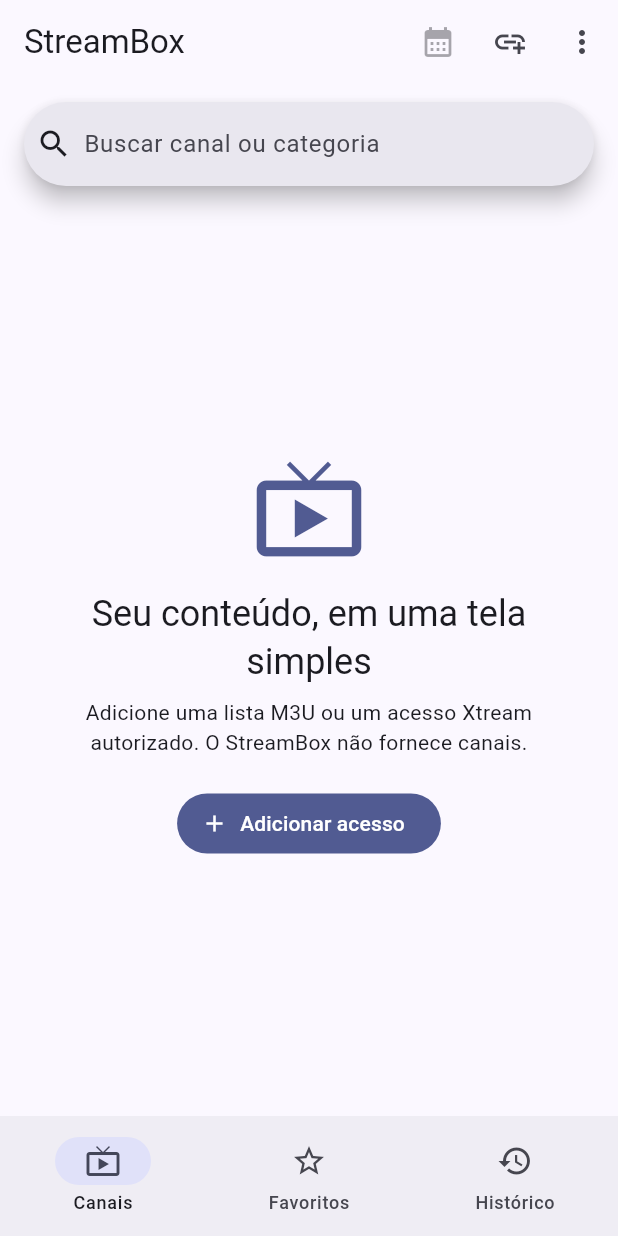
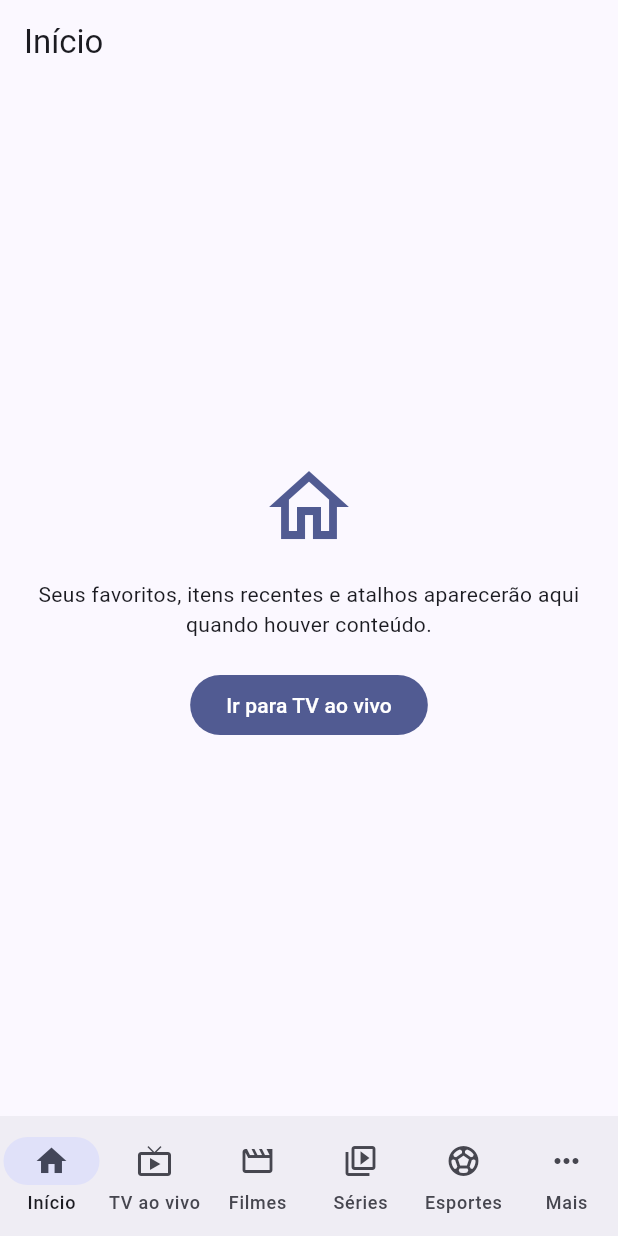
Before and after one commit to waldecir533/streambox, a Flutter app: the screen it shows after launch, on a phone screen of 412 x 824 dp. Run offline on Flutter 3.47's test engine with Material 3 defaults, Android fonts, the phone set to English and light mode, and no system bars; our stand-ins replace shared_preferences, video_player; missing offline and left inert: android_intent_plus, flutter_chrome_cast, flutter_vlc_player.

Commit message:
Adiciona navegação principal adaptável

```diff
--- a/lib/main.dart
+++ b/lib/main.dart
@@ -3,7 +3,7 @@
 import 'package:flutter/material.dart';
 import 'package:flutter_chrome_cast/flutter_chrome_cast.dart';
 
-import 'screens/home_screen.dart';
+import 'screens/app_shell.dart';
 
 Future<void> main() async {
   WidgetsFlutterBinding.ensureInitialized();
@@ -43,7 +43,7 @@
         ),
         useMaterial3: true,
       ),
-      home: const HomeScreen(),
+      home: const AppShell(),
     );
   }
 }
--- /dev/null
+++ b/lib/screens/app_shell.dart
@@ -0,0 +1,244 @@
+import 'package:flutter/material.dart';
+
+import 'home_screen.dart';
+
+enum AppSection {
+  home,
+  live,
+  movies,
+  series,
+  sports,
+  favorites,
+  history,
+  search,
+  settings,
+}
+
+class AppShell extends StatefulWidget {
+  const AppShell({super.key});
+
+  @override
+  State<AppShell> createState() => _AppShellState();
+}
+
+class _AppShellState extends State<AppShell> {
+  AppSection _section = AppSection.home;
+
+  static const _primary = <AppSection>[
+    AppSection.home,
+    AppSection.live,
+    AppSection.movies,
+    AppSection.series,
+    AppSection.sports,
+  ];
+
+  @override
+  Widget build(BuildContext context) {
+    return LayoutBuilder(
+      builder: (context, constraints) {
+        final wide = constraints.maxWidth >= 720;
+        if (wide) {
+          return Scaffold(
+            body: Row(
+              children: [
+                SafeArea(
+                  child: NavigationRail(
+                    extended: constraints.maxWidth >= 1000,
+                    selectedIndex: AppSection.values.indexOf(_section),
+                    onDestinationSelected: (index) =>
+                        setState(() => _section = AppSection.values[index]),
+                    destinations: AppSection.values
+                        .map(
+                          (section) => NavigationRailDestination(
+                            icon: Icon(_icon(section)),
+                            selectedIcon: Icon(_icon(section, selected: true)),
+                            label: Text(_label(section)),
+                          ),
+                        )
+                        .toList(growable: false),
+                  ),
+                ),
+                const VerticalDivider(width: 1),
+                Expanded(child: _content()),
+              ],
+            ),
+          );
+        }
+
+        final selectedPrimary = _primary.indexOf(_section);
+        return Scaffold(
+          body: _content(),
+          bottomNavigationBar: NavigationBar(
+            selectedIndex: selectedPrimary < 0 ? _primary.length : selectedPrimary,
+            onDestinationSelected: (index) {
+              if (index < _primary.length) {
+                setState(() => _section = _primary[index]);
+              } else {
+                _showMore();
+              }
+            },
+            destinations: [
+              for (final section in _primary)
+                NavigationDestination(
+                  icon: Icon(_icon(section)),
+                  selectedIcon: Icon(_icon(section, selected: true)),
+                  label: _label(section),
+                ),
+              const NavigationDestination(
+                icon: Icon(Icons.more_horiz),
+                selectedIcon: Icon(Icons.more),
+                label: 'Mais',
+              ),
+            ],
+          ),
+        );
+      },
+    );
+  }
+
+  Widget _content() => switch (_section) {
+        AppSection.live => const HomeScreen(embedded: true),
+        AppSection.home => _SectionPlaceholder(
+            title: 'Início',
+            icon: Icons.home_outlined,
+            message:
+                'Seus favoritos, itens recentes e atalhos aparecerão aqui quando houver conteúdo.',
+            actionLabel: 'Ir para TV ao vivo',
+            onAction: () => setState(() => _section = AppSection.live),
+          ),
+        AppSection.movies => const _SectionPlaceholder(
+            title: 'Filmes',
+            icon: Icons.movie_outlined,
+            message: 'Nenhum filme identificado nas fontes ativas.',
+          ),
+        AppSection.series => const _SectionPlaceholder(
+            title: 'Séries',
+            icon: Icons.video_library_outlined,
+            message: 'Nenhuma série identificada nas fontes ativas.',
+          ),
+        AppSection.sports => const _SectionPlaceholder(
+            title: 'Esportes',
+            icon: Icons.sports_soccer,
+            message: 'Os eventos da playlist e do EPG aparecerão aqui.',
+          ),
+        AppSection.favorites => const _SectionPlaceholder(
+            title: 'Favoritos',
+            icon: Icons.star_outline,
+            message: 'Seus conteúdos favoritos aparecerão aqui.',
+          ),
+        AppSection.history => const _SectionPlaceholder(
+            title: 'Histórico',
+            icon: Icons.history,
+            message: 'Os conteúdos reproduzidos recentemente aparecerão aqui.',
+          ),
+        AppSection.search => const _SectionPlaceholder(
+            title: 'Pesquisa',
+            icon: Icons.search,
+            message: 'Use a pesquisa para encontrar conteýo em todas as seções.',
+          ),
+        AppSection.settings => const _SectionPlaceholder(
+            title: 'Configurações',
+            icon: Icons.settings_outlined,
+            message: 'Preferências do StreamBox.',
+          ),
+      };
+
+  Future<void> _showMore() async {
+    final selected = await showModalBottomSheet<AppSection>(
+      context: context,
+      showDragHandle: true,
+      builder: (context) => SafeArea(
+        child: ListView(
+          shrinkWrap: true,
+          children: [
+            for (final section in const [
+              AppSection.favorites,
+              AppSection.history,
+              AppSection.search,
+              AppSection.settings,
+            ])
+              ListTile(
+                leading: Icon(_icon(section)),
+                title: Text(_label(section)),
+                selected: _section == section,
+                onTap: () => Navigator.pop(context, section),
+              ),
+          ],
+        ),
+      ),
+    );
+    if (selected != null && mounted) setState(() => _section = selected);
+  }
+
+  static String _label(AppSection section) => switch (section) {
+        AppSection.home => 'Início',
+        AppSection.live => 'TV ao vivo',
+        AppSection.movies => 'Filmes',
+        AppSection.series => 'Séries',
+        AppSection.sports => 'Esportes',
+        AppSection.favorites => 'Favoritos',
+        AppSection.history => 'Histórico',
+        AppSection.search => 'Pesquisa',
+        AppSection.settings => 'Configurações',
+      };
+
+  static IconData _icon(AppSection section, {bool selected = false}) =>
+      switch (section) {
+        AppSection.home => selected ? Icons.home : Icons.home_outlined,
+        AppSection.live => selected ? Icons.live_tv : Icons.live_tv_outlined,
+        AppSection.movies => selected ? Icons.movie : Icons.movie_outlined,
+        AppSection.series =>
+          selected ? Icons.video_library : Icons.video_library_outlined,
+        AppSection.sports => Icons.sports_soccer,
+        AppSection.favorites => selected ? Icons.star : Icons.star_outline,
+        AppSection.history => Icons.history,
+        AppSection.search => Icons.search,
+        AppSection.settings =>
+          selected ? Icons.settings : Icons.settings_outlined,
+      };
+}
+
+class _SectionPlaceholder extends StatelessWidget {
+  const _SectionPlaceholder({
+    required this.title,
+    required this.icon,
+    required this.message,
+    this.actionLabel,
+    this.onAction,
+  });
+
+  final String title;
+  final IconData icon;
+  final String message;
+  final String? actionLabel;
+  final VoidCallback? onAction;
+
+  @override
+  Widget build(BuildContext context) {
+    return Scaffold(
+      appBar: AppBar(title: Text(title)),
+      body: SafeArea(
+        child: Center(
+          child: SingleChildScrollView(
+            padding: const EdgeInsets.all(24),
+            child: ConstrainedBox(
+              constraints: const BoxConstraints(maxWidth: 520),
+              child: Column(
+                mainAxisSize: MainAxisSize.min,
+                children: [
+                  Icon(icon, size: 64, color: Theme.of(context).colorScheme.primary),
+                  const SizedBox(height: 16),
+                  Text(message, textAlign: TextAlign.center),
+                  if (actionLabel != null && onAction != null) ...[
+                    const SizedBox(height: 20),
+                    FilledButton(onPressed: onAction, child: Text(actionLabel!)),
+                  ],
+                ],
+              ),
+            ),
+          ),
+        ),
+      ),
+    );
+  }
+}
--- a/lib/screens/home_screen.dart
+++ b/lib/screens/home_screen.dart
@@ -12,7 +12,8 @@
 enum LibraryView { channels, favorites, history }
 
 class HomeScreen extends StatefulWidget {
-  const HomeScreen({super.key});
+  const HomeScreen({super.key, this.embedded = false});
+  final bool embedded;
   @override State<HomeScreen> createState() => _HomeScreenState();
 }
 
@@ -129,7 +130,7 @@
   @override void dispose() { _playlist.dispose(); _xtream.dispose(); _search.dispose(); super.dispose(); }
   @override Widget build(BuildContext context) => Scaffold(
     appBar: AppBar(title: const Text('StreamBox'), actions: [IconButton(onPressed: _channels.isEmpty ? null : _importEpg, tooltip: 'Importar EPG', icon: const Icon(Icons.calendar_month)), IconButton(onPressed: _accessDialog, tooltip: 'Adicionar acesso', icon: const Icon(Icons.add_link)), PopupMenuButton<String>(onSelected: (value) { if (value == 'dlna_test') _openDlnaTest(); if (value == 'licenses') showLicensePage(context: context, applicationName: 'StreamBox', applicationVersion: '0.7.2', applicationLegalese: 'Player independente. Nenhum canal ou conteúdo é fornecido.'); if (value == 'premium') showDialog<void>(context: context, builder: (context) => AlertDialog(title: const Text('StreamBox Premium'), content: const Text('A compra será ativada pelo Google Play Billing após o cadastro dos produtos na Play Console. Nenhum pagamento externo será usado no aplicativo.'), actions: [FilledButton(onPressed: () => Navigator.pop(context), child: const Text('Entendi'))])); }, itemBuilder: (_) => const [PopupMenuItem(value: 'dlna_test', child: ListTile(leading: Icon(Icons.tv), title: Text('Teste DLNA'))), PopupMenuItem(value: 'premium', child: ListTile(leading: Icon(Icons.workspace_premium), title: Text('Premium'))), PopupMenuItem(value: 'licenses', child: ListTile(leading: Icon(Icons.description_outlined), title: Text('Licenças')))] )]),
-    bottomNavigationBar: NavigationBar(selectedIndex: _view.index, onDestinationSelected: (i) => setState(() { _view = LibraryView.values[i]; _group = null; }), destinations: const [NavigationDestination(icon: Icon(Icons.live_tv_outlined), selectedIcon: Icon(Icons.live_tv), label: 'Canais'), NavigationDestination(icon: Icon(Icons.star_outline), selectedIcon: Icon(Icons.star), label: 'Favoritos'), NavigationDestination(icon: Icon(Icons.history), label: 'Histórico')]),
+    bottomNavigationBar: widget.embedded ? null : NavigationBar(selectedIndex: _view.index, onDestinationSelected: (i) => setState(() { _view = LibraryView.values[i]; _group = null; }), destinations: const [NavigationDestination(icon: Icon(Icons.live_tv_outlined), selectedIcon: Icon(Icons.live_tv), label: 'Canais'), NavigationDestination(icon: Icon(Icons.star_outline), selectedIcon: Icon(Icons.star), label: 'Favoritos'), NavigationDestination(icon: Icon(Icons.history), label: 'Histórico')]),
     body: SafeArea(child: Column(children: [
       Padding(padding: const EdgeInsets.fromLTRB(16, 12, 16, 6), child: SearchBar(controller: _search, hintText: 'Buscar canal ou categoria', leading: const Icon(Icons.search), trailing: [if (_search.text.isNotEmpty) IconButton(onPressed: () { _search.clear(); setState(() {}); }, icon: const Icon(Icons.close))], onChanged: (_) => setState(() {}))),
       if (_loading) const LinearProgressIndicator(),
```
Also changed, not shown: 1 other file.
